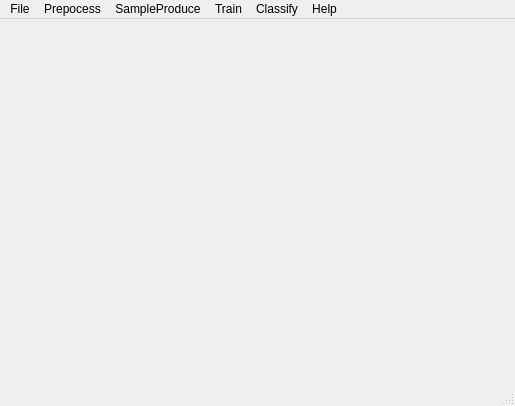
The window that ui/MainWin.ui (scrssys/semantic_segment_RSImage) describes before a commit, drawn with Qt 5.
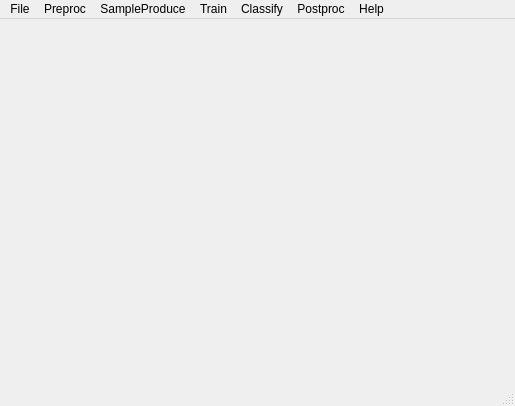
The same window after the commit.

What changed in the file:
```diff
--- a/ui/MainWin.ui
+++ b/ui/MainWin.ui
@@ -36,7 +36,7 @@
    </widget>
    <widget class="QMenu" name="menuPrepocess">
     <property name="title">
-     <string>Prepocess</string>
+     <string>Preproc</string>
     </property>
     <addaction name="actionLabel_check"/>
     <addaction name="actionImage_strech"/>
@@ -60,12 +60,24 @@
     <property name="title">
      <string>SampleProduce</string>
     </property>
+    <addaction name="actionSampleGenCommon"/>
+    <addaction name="actionSampleGenByCV2"/>
+   </widget>
+   <widget class="QMenu" name="menuPostproc">
+    <property name="title">
+     <string>Postproc</string>
+    </property>
+    <addaction name="actionCombineSingleModelReults"/>
+    <addaction name="actionVoteMultiModelResults"/>
+    <addaction name="actionAccuracyEvaluation"/>
+    <addaction name="actionMismatch_Analyze"/>
    </widget>
    <addaction name="menuFile"/>
    <addaction name="menuPrepocess"/>
    <addaction name="menuSampleProduce"/>
    <addaction name="menuTrain"/>
    <addaction name="menuClassify"/>
+   <addaction name="menuPostproc"/>
    <addaction name="menuHelp"/>
   </widget>
   <widget class="QStatusBar" name="statusbar"/>
```
Left out of the diff: 169 changed lines with no effect on the pictures.
